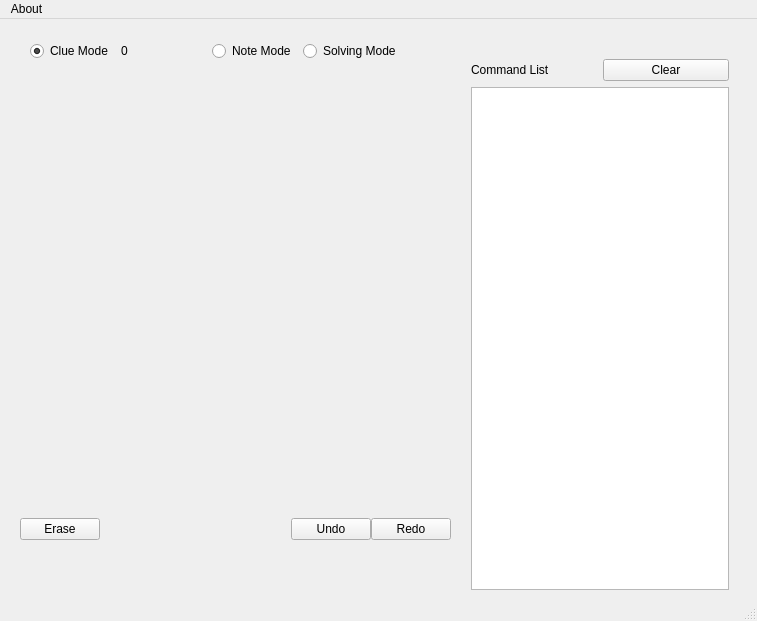
Before: the Qt Designer form mainwindow.ui in oguzemrec/sudokuSolver, drawn with Qt 5.
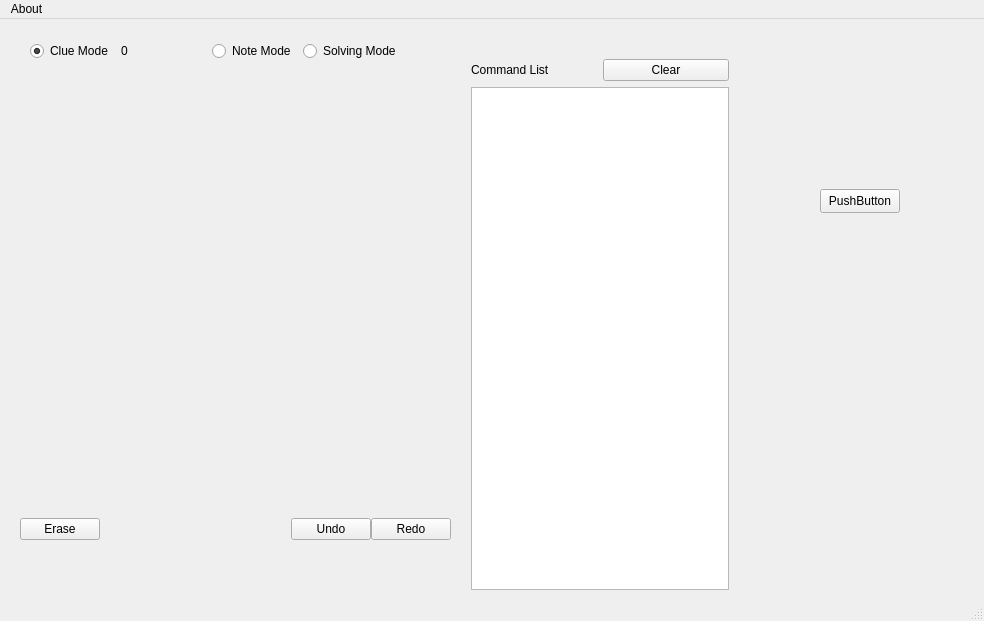
After: the same form once the commit is applied.

Diff of the .ui file:
```diff
--- a/mainwindow.ui
+++ b/mainwindow.ui
@@ -9,7 +9,7 @@
    <rect>
     <x>0</x>
     <y>0</y>
-    <width>757</width>
+    <width>984</width>
     <height>621</height>
    </rect>
   </property>
@@ -163,6 +163,19 @@
      </item>
     </layout>
    </widget>
+   <widget class="QPushButton" name="pushButton">
+    <property name="geometry">
+     <rect>
+      <x>820</x>
+      <y>170</y>
+      <width>80</width>
+      <height>24</height>
+     </rect>
+    </property>
+    <property name="text">
+     <string>PushButton</string>
+    </property>
+   </widget>
    <widget class="QWidget" name="">
     <property name="geometry">
      <rect>
@@ -205,7 +218,7 @@
     <rect>
      <x>0</x>
      <y>0</y>
-     <width>757</width>
+     <width>984</width>
      <height>22</height>
     </rect>
    </property>
```
